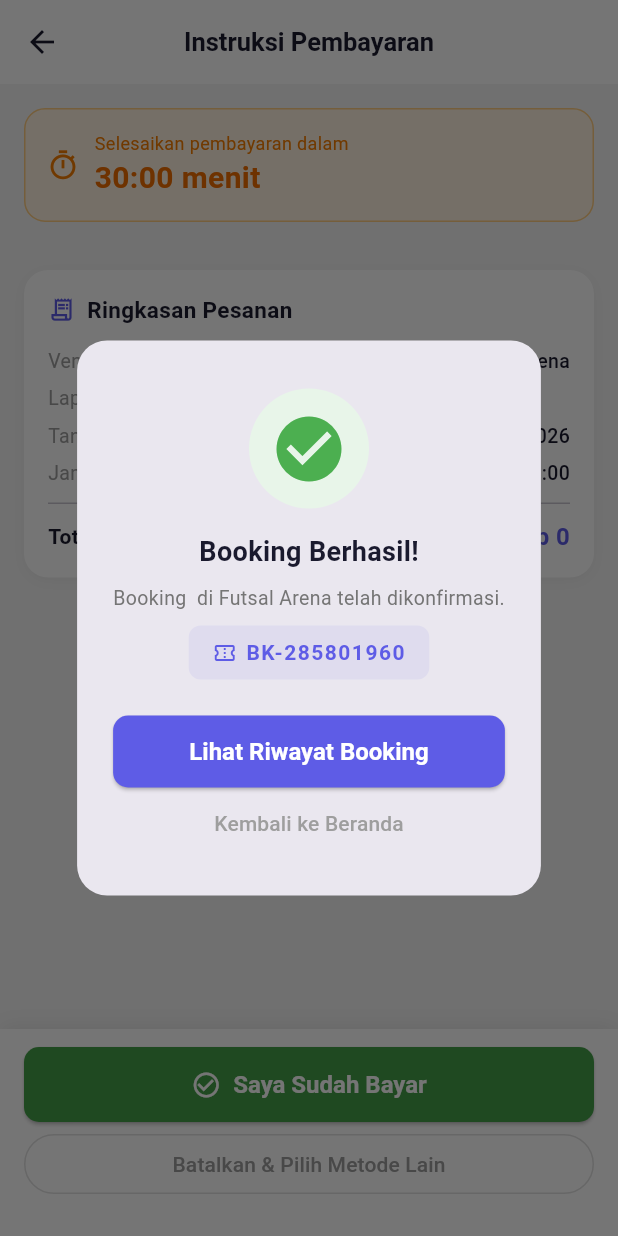
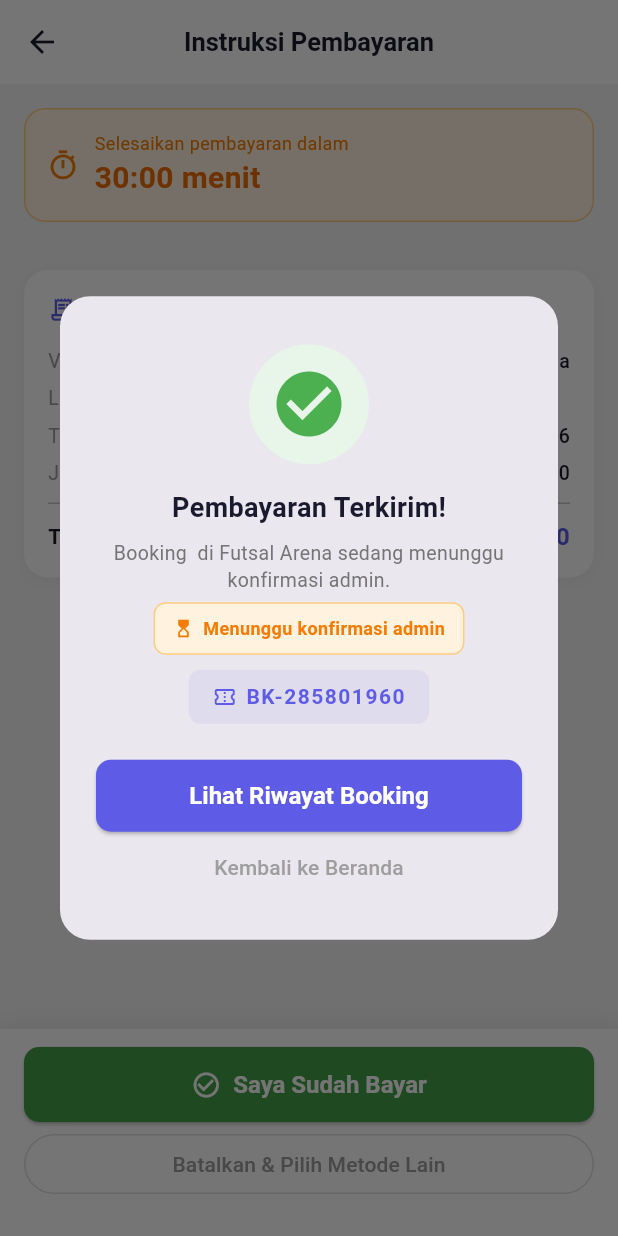
Before and after one commit to khildankahfi/bookinggo, a Flutter app: the PaymentInstructionScreen screen opened directly with sample values from the repository, after a tap on "Saya Sudah Bayar", on a phone screen of 412 x 824 dp. Run offline on Flutter 3.47's test engine with Material 3 defaults, Android fonts, the phone set to English and light mode, and no system bars; our stand-ins replace cloud_firestore, firebase_auth, firebase_core, shared_preferences; accounts and stored records are empty.

Commit message:
perbaiki sebagian code

```diff
--- a/lib/screens/payment_instruction_screen.dart
+++ b/lib/screens/payment_instruction_screen.dart
@@ -142,16 +142,40 @@ class _PaymentInstructionScreenState extends State<PaymentInstructionScreen> {
                   color: Colors.green, size: 52),
             ),
             const SizedBox(height: 16),
-            const Text('Booking Berhasil!',
+            const Text('Pembayaran Terkirim!',
                 style: TextStyle(
                     fontSize: 18, fontWeight: FontWeight.bold,
                     color: Color(0xFF1A1A2E))),
             const SizedBox(height: 8),
             Text(
-              'Booking ${widget.court.name} di ${widget.venue.name} telah dikonfirmasi.',
+              'Booking ${widget.court.name} di ${widget.venue.name} sedang menunggu konfirmasi admin.',
               textAlign: TextAlign.center,
               style: TextStyle(
                   color: Colors.grey.shade600, fontSize: 13, height: 1.4),
+            ),
+            const SizedBox(height: 6),
+            Container(
+              padding: const EdgeInsets.symmetric(horizontal: 12, vertical: 8),
+              decoration: BoxDecoration(
+                color: Colors.orange.shade50,
+                borderRadius: BorderRadius.circular(8),
+                border: Border.all(color: Colors.orange.shade200),
+              ),
+              child: Row(
+                mainAxisSize: MainAxisSize.min,
+                children: [
+                  Icon(Icons.hourglass_top, color: Colors.orange.shade700, size: 14),
+                  const SizedBox(width: 6),
+                  Text(
+                    'Menunggu konfirmasi admin',
+                    style: TextStyle(
+                      color: Colors.orange.shade700,
+                      fontSize: 12,
+                      fontWeight: FontWeight.w600,
+                    ),
+                  ),
+                ],
+              ),
             ),
             const SizedBox(height: 10),
             Container(
--- a/lib/services/booking_service.dart
+++ b/lib/services/booking_service.dart
@@ -67,10 +67,13 @@ class BookingService {
           .timeout(const Duration(seconds: 5),
               onTimeout: () => throw Exception('timeout'));
 
-      // Cek lokal: ada booking active di jam yang sama?
+      // Cek lokal: ada booking active/pending di jam yang sama?
+      // Tolak jika sudah ada booking active ATAU pending (menunggu konfirmasi)
       final isDoubleBooked = snapshot.docs.any((doc) {
         final data = doc.data();
-        return data['hour'] == hour && data['status'] == 'active';
+        final sameHour = data['hour'] == hour;
+        final status = data['status'] as String? ?? '';
+        return sameHour && (status == 'active' || status == 'pending');
       });
 
       if (isDoubleBooked) {
@@ -115,7 +118,8 @@ class BookingService {
         'paymentMethod': paymentMethod,
         'totalPrice': totalPrice,
         'bookingCode': bookingCode,
-        'status': 'active',
+        // Status awal 'pending' — menunggu konfirmasi admin
+        'status': 'pending',
         'createdAt': FieldValue.serverTimestamp(),
       });
 
```
Also changed, not shown: lib/screens/riwayat_screen.dart (+6 -5 lines).
